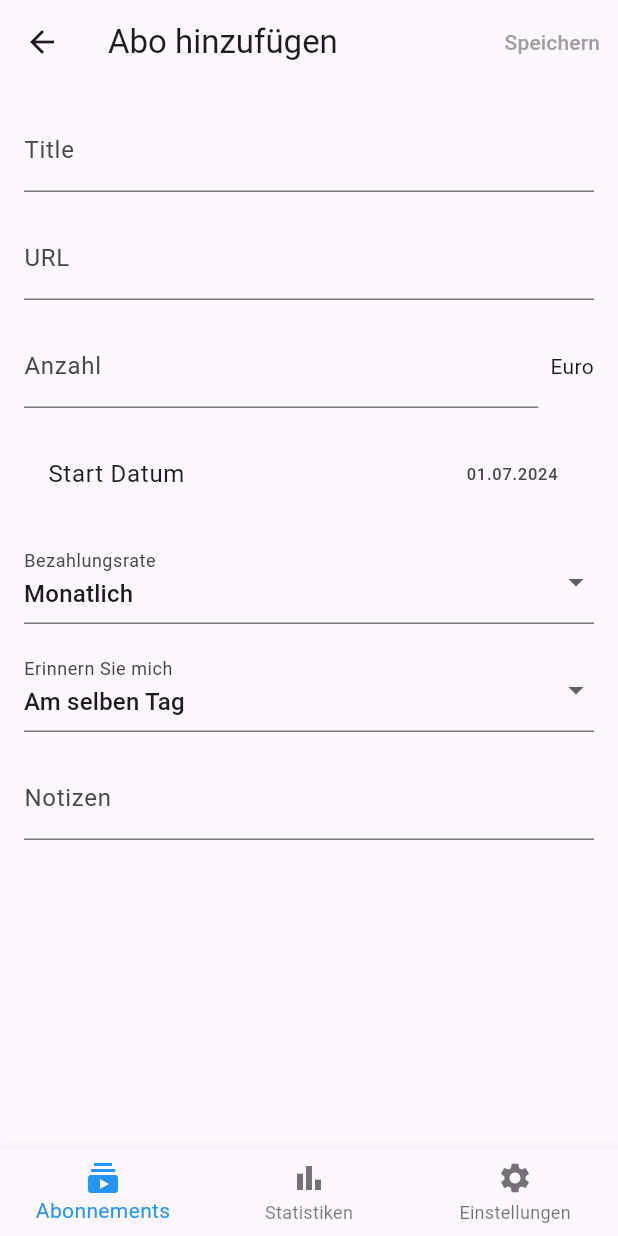
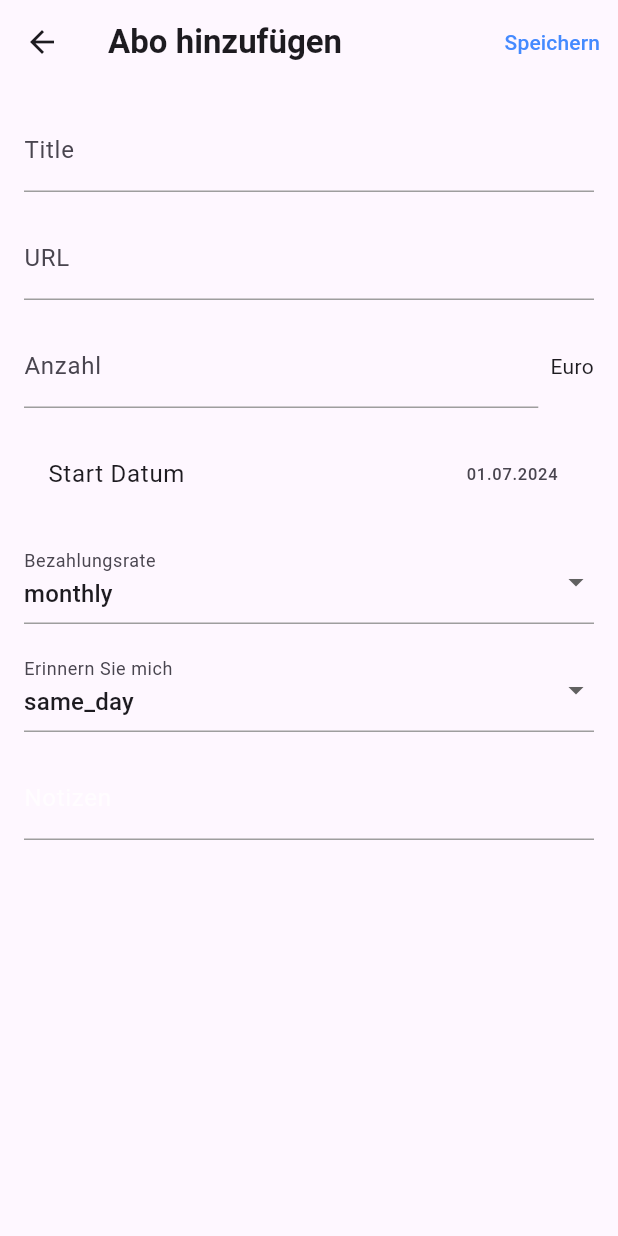
Before and after one commit to Coho04/EasyWallet, a Flutter app: the screen it shows after launch, after a tap on the "add" icon, on a phone screen of 412 x 824 dp. Run offline on Flutter 3.47's test engine with Material 3 defaults, Android fonts, the light colour scheme and no system bars; our stand-ins replace cached_network_image, flutter_local_notifications, shared_preferences, sqflite, syncfusion_flutter_charts; missing offline and left inert: workmanager; accounts and stored records are empty; network calls fail.

Commit message:
WIP: UI Changes

```diff
--- a/lib/ main_views/home_view.dart
+++ b/lib/ main_views/home_view.dart
@@ -1,3 +1,4 @@
+import 'package:easy_wallet/enum/payment_rate.dart';
 import 'package:easy_wallet/model/subscription.dart';
 import 'package:easy_wallet/model/subscription_item.dart';
 import 'package:flutter/foundation.dart';
@@ -31,13 +32,11 @@ class _HomeViewState extends State<HomeView> {
     try {
       if (!kIsWeb) {
         final persistenceController = PersistenceController.instance;
-        final loadedSubscriptions =
-        await persistenceController.getAllSubscriptions();
+        final loadedSubscriptions = await persistenceController.getAllSubscriptions();
         setState(() {
           subscriptions = loadedSubscriptions;
         });
       } else {
-        // Handle web version
         setState(() {
           subscriptions = [
             Subscription(
@@ -64,12 +63,19 @@ class _HomeViewState extends State<HomeView> {
 
   @override
   Widget build(BuildContext context) {
-    final filteredSubscriptions = subscriptions.where((subscription) {
+    final filteredYearSubscriptions = subscriptions.where((subscription) {
       return subscription.title.toLowerCase().contains(searchText.toLowerCase());
+    }).where((subscription) {
+      return subscription.repeatPattern == PaymentRate.yearly.value;
     }).toList();
 
-    double totalAmount =
-    subscriptions.fold(0, (sum, subscription) => sum + subscription.amount);
+    final filteredMonthlySubscriptions = subscriptions.where((subscription) {
+      return subscription.title.toLowerCase().contains(searchText.toLowerCase());
+    }).where((subscription) {
+      return subscription.repeatPattern == PaymentRate.monthly.value;
+    }).toList();
+
+    double totalAmount = subscriptions.fold(0, (sum, subscription) => sum + subscription.amount);
 
     return Scaffold(
       appBar: AppBar(
@@ -77,32 +83,37 @@ class _HomeViewState extends State<HomeView> {
           onPressed: () {
             // Handle sorting logic
           },
-          icon: const Icon(Icons.sort),
+          icon: const Icon(Icons.sort, color: Colors.blueAccent),
         ),
-        title: const Text('Abonnements'),
+        title: const Text('Abonnements', style: TextStyle(fontWeight: FontWeight.bold)),
         actions: [
           IconButton(
             onPressed: () {
               Navigator.push(
                 context,
-                MaterialPageRoute(
-                    builder: (context) => const SubscriptionCreateView()),
+                MaterialPageRoute(builder: (context) => const SubscriptionCreateView()),
               ).then((value) {
                 _loadSubscriptions();
               });
             },
-            icon: const Icon(Icons.add),
+            icon: const Icon(Icons.add, color: Colors.blueAccent),
           ),
         ],
       ),
-      body: Column(
+      body: Container(
+        child: Column(
           children: [
             Padding(
               padding: const EdgeInsets.all(8.0),
               child: TextField(
                 decoration: const InputDecoration(
                   labelText: 'Suchen',
-                border: OutlineInputBorder(),
+                  enabledBorder: OutlineInputBorder(
+                    borderSide: BorderSide(color: Colors.grey),
+                  ),
+                  focusedBorder: OutlineInputBorder(
+                    borderSide: BorderSide(color: Colors.blueAccent),
+                  ),
                 ),
                 onChanged: (value) {
                   setState(() {
@@ -116,41 +127,56 @@ class _HomeViewState extends State<HomeView> {
               child: Row(
                 mainAxisAlignment: MainAxisAlignment.spaceBetween,
                 children: [
-                const Text(
-                  'Bezahlungsrate',
-                ),
+                  const Text('Bezahlungsrate'),
                   DropdownButton<String>(
                     value: paymentRate,
-                  items: ['Monatlich', 'Jährlich']
-                      .map((rate) => DropdownMenuItem<String>(
+                    items: ['Monatlich', 'Jährlich'].map((rate) => DropdownMenuItem<String>(
                       value: rate,
                       child: Text(rate),
-                  ))
-                      .toList(),
+                    )).toList(),
                     onChanged: (value) {
                       setState(() {
                         paymentRate = value!;
                       });
                     },
                   ),
-                Text(
-                  '${totalAmount.toStringAsFixed(2)} €',
-                ),
+                  Text('${totalAmount.toStringAsFixed(2)} €'),
                 ],
               ),
             ),
             Expanded(
               child: ListView.builder(
-              itemCount: filteredSubscriptions.length,
+                itemCount: filteredMonthlySubscriptions.length,
                 itemBuilder: (context, index) {
                   return SubscriptionItem(
-                  subscription: filteredSubscriptions[index],
+                    subscription: filteredMonthlySubscriptions[index],
+                    isAnnual: isAnnual,
+                  );
+                },
+              ),
+            ),
+            const Padding(
+              padding: EdgeInsets.symmetric(horizontal: 16.0),
+              child: Row(
+                mainAxisAlignment: MainAxisAlignment.spaceBetween,
+                children: [
+                  Text('Yearly', style: TextStyle(color: Colors.white)),
+                ],
+              ),
+            ),
+            Expanded(
+              child: ListView.builder(
+                itemCount: filteredYearSubscriptions.length,
+                itemBuilder: (context, index) {
+                  return SubscriptionItem(
+                    subscription: filteredYearSubscriptions[index],
                     isAnnual: isAnnual,
                   );
                 },
               ),
             ),
           ],
+        ),
       ),
     );
   }
--- /dev/null
+++ b/lib/enum/payment_rate.dart
@@ -0,0 +1,14 @@
+enum PaymentRate {
+  yearly(value: 'yearly'),
+  monthly(value: 'monthly');
+
+  const PaymentRate({
+    required this.value,
+  });
+
+  final String value;
+
+  static List<String> all() {
+    return PaymentRate.values.map((e) => e.value).toList();
+  }
+}
--- /dev/null
+++ b/lib/enum/remember_cycle.dart
@@ -0,0 +1,16 @@
+enum RememberCycle {
+  sameDay(value: 'same_day'),
+  dayBefore(value: 'day_before'),
+  twoDaysBefore(value: 'two_days_before'),
+  weekBefore(value: 'week_before');
+
+  const RememberCycle({
+    required this.value,
+  });
+
+  final String value;
+
+  static List<String> all() {
+    return RememberCycle.values.map((e) => e.value).toList();
+  }
+}
--- a/lib/main.dart
+++ b/lib/main.dart
@@ -63,6 +63,8 @@ class EasyWalletApp extends StatelessWidget {
       theme: ThemeData(
         primarySwatch: Colors.blue,
       ),
+      darkTheme: ThemeData.dark(), // standard dark theme
+      themeMode: ThemeMode.system, // device controls theme
       home: const MainScreen(), // Use MainScreen as home
     );
   }
--- a/lib/model/subscription_item.dart
+++ b/lib/model/subscription_item.dart
@@ -30,7 +30,7 @@ class SubscriptionItem extends StatelessWidget {
             _convertedPrice(subscription),
             style: TextStyle(
               fontSize: 12,
-              color: subscription.isPaused ? Colors.grey : Colors.black,
+              // color: subscription.isPaused ? Colors.grey : Colors.black,
             ),
           ),
           Row(
@@ -39,7 +39,7 @@ class SubscriptionItem extends StatelessWidget {
                 _remainingDays(subscription) ?? 'Unknown',
                 style: TextStyle(
                   fontSize: 12,
-                  color: subscription.isPaused ? Colors.grey : Colors.black,
+                  // color: subscription.isPaused ? Colors.grey : Colors.black,
                 ),
               ),
               const SizedBox(width: 4),
@@ -47,7 +47,7 @@ class SubscriptionItem extends StatelessWidget {
                 'Days',
                 style: TextStyle(
                   fontSize: 12,
-                  color: subscription.isPaused ? Colors.grey : Colors.black,
+                  // color: subscription.isPaused ? Colors.grey : Colors.black,
                 ),
               ),
             ],
--- a/lib/subscription_views/subscription_create_view.dart
+++ b/lib/subscription_views/subscription_create_view.dart
@@ -1,3 +1,5 @@
+import 'package:easy_wallet/enum/payment_rate.dart';
+import 'package:easy_wallet/enum/remember_cycle.dart';
 import 'package:flutter/material.dart';
 import 'package:intl/intl.dart';
 import 'package:easy_wallet/model/subscription.dart';
@@ -16,8 +18,8 @@ class _SubscriptionCreateViewState extends State<SubscriptionCreateView> {
   final _urlController = TextEditingController();
   final _amountController = TextEditingController();
   DateTime _selectedDate = DateTime.now();
-  String _selectedPayRate = 'Monatlich';
-  String _selectedRememberCycle = 'Am selben Tag';
+  String _selectedPayRate = PaymentRate.monthly.value;
+  String _selectedRememberCycle = RememberCycle.sameDay.value;
 
   @override
   Widget build(BuildContext context) {
@@ -29,12 +31,12 @@ class _SubscriptionCreateViewState extends State<SubscriptionCreateView> {
             Navigator.of(context).pop();
           },
         ),
-        title: const Text('Abo hinzufügen'),
+        title: const Text('Abo hinzufügen', style: TextStyle(fontWeight: FontWeight.bold)),
         actions: [
           TextButton(
             key: const Key('save_button'),
             onPressed: _isFormValid() ? _saveItem : null,
-            child: const Text('Speichern', style: TextStyle(color: Colors.grey)),
+            child: const Text('Speichern', style: TextStyle(color: Colors.blueAccent)),
           ),
         ],
       ),
@@ -44,20 +46,37 @@ class _SubscriptionCreateViewState extends State<SubscriptionCreateView> {
           children: [
             TextField(
               controller: _titleController,
-              decoration: const InputDecoration(labelText: 'Title'),
+              decoration: const InputDecoration(
+                labelText: 'Title',
+                enabledBorder: UnderlineInputBorder(
+                  borderSide: BorderSide(color: Colors.grey),
+                ),
+                focusedBorder: UnderlineInputBorder(
+                  borderSide: BorderSide(color: Colors.blueAccent),
+                ),
+              ),
               autocorrect: false,
             ),
             const SizedBox(height: 16),
             TextField(
               controller: _urlController,
-              decoration: const InputDecoration(labelText: 'URL'),
+              decoration: const InputDecoration(
+                labelText: 'URL',
+                enabledBorder: UnderlineInputBorder(
+                  borderSide: BorderSide(color: Colors.grey),
+                ),
+                focusedBorder: UnderlineInputBorder(
+                  borderSide: BorderSide(color: Colors.blueAccent),
+                ),
+              ),
               keyboardType: TextInputType.url,
               autocorrect: false,
               onChanged: (value) {
                 if (!value.startsWith('https://')) {
                   _urlController.text = 'https://${value.replaceFirst('https://', '')}';
                   _urlController.selection = TextSelection.fromPosition(
-                      TextPosition(offset: _urlController.text.length));
+                    TextPosition(offset: _urlController.text.length),
+                  );
                 }
               },
             ),
@@ -67,7 +86,15 @@ class _SubscriptionCreateViewState extends State<SubscriptionCreateView> {
                 Expanded(
                   child: TextField(
                     controller: _amountController,
-                    decoration: const InputDecoration(labelText: 'Anzahl'),
+                    decoration: const InputDecoration(
+                      labelText: 'Anzahl',
+                      enabledBorder: UnderlineInputBorder(
+                        borderSide: BorderSide(color: Colors.grey),
+                      ),
+                      focusedBorder: UnderlineInputBorder(
+                        borderSide: BorderSide(color: Colors.blueAccent),
+                      ),
+                    ),
                     keyboardType: const TextInputType.numberWithOptions(decimal: true),
                     autocorrect: false,
                   ),
@@ -84,9 +111,17 @@ class _SubscriptionCreateViewState extends State<SubscriptionCreateView> {
             ),
             const SizedBox(height: 16),
             DropdownButtonFormField<String>(
-              decoration: const InputDecoration(labelText: 'Bezahlungsrate'),
+              decoration: const InputDecoration(
+                labelText: 'Bezahlungsrate',
+                enabledBorder: UnderlineInputBorder(
+                  borderSide: BorderSide(color: Colors.grey),
+                ),
+                focusedBorder: UnderlineInputBorder(
+                  borderSide: BorderSide(color: Colors.blueAccent),
+                ),
+              ),
               value: _selectedPayRate,
-              items: ['Monatlich', 'Jährlich'].map((String value) {
+              items: PaymentRate.all().map((String value) {
                 return DropdownMenuItem<String>(
                   value: value,
                   child: Text(value),
@@ -100,9 +135,17 @@ class _SubscriptionCreateViewState extends State<SubscriptionCreateView> {
             ),
             const SizedBox(height: 16),
             DropdownButtonFormField<String>(
-              decoration: const InputDecoration(labelText: 'Erinnern Sie mich'),
+              decoration: const InputDecoration(
+                labelText: 'Erinnern Sie mich',
+                enabledBorder: UnderlineInputBorder(
+                  borderSide: BorderSide(color: Colors.grey),
+                ),
+                focusedBorder: UnderlineInputBorder(
+                  borderSide: BorderSide(color: Colors.blueAccent),
+                ),
+              ),
               value: _selectedRememberCycle,
-              items: ['Am selben Tag', 'Ein Tag vorher', 'Zwei Tage vorher', 'Eine Woche vorher'].map((String value) {
+              items: RememberCycle.all().map((String value) {
                 return DropdownMenuItem<String>(
                   value: value,
                   child: Text(value),
@@ -117,31 +160,19 @@ class _SubscriptionCreateViewState extends State<SubscriptionCreateView> {
             const SizedBox(height: 16),
             TextField(
               controller: _notesController,
-              decoration: const InputDecoration(labelText: 'Notizen'),
+              decoration: const InputDecoration(
+                labelText: 'Notizen',
+                labelStyle: TextStyle(color: Colors.white70),
+                enabledBorder: UnderlineInputBorder(
+                  borderSide: BorderSide(color: Colors.grey),
+                ),
+                focusedBorder: UnderlineInputBorder(
+                  borderSide: BorderSide(color: Colors.blueAccent),
+                ),
+              ),
             ),
           ],
         ),
-      ),
-      bottomNavigationBar: BottomNavigationBar(
-        items: const [
-          BottomNavigationBarItem(
-            icon: Icon(Icons.subscriptions),
-            label: 'Abonnements',
-          ),
-          BottomNavigationBarItem(
-            icon: Icon(Icons.bar_chart),
-            label: 'Statistiken',
-          ),
-          BottomNavigationBarItem(
-            icon: Icon(Icons.settings),
-            label: 'Einstellungen',
-          ),
-        ],
-        currentIndex: 0,
-        selectedItemColor: Colors.blue,
-        onTap: (index) {
-          // Handle navigation
-        },
       ),
     );
   }
```
Lines whose indentation alone changed are shown as unchanged.
